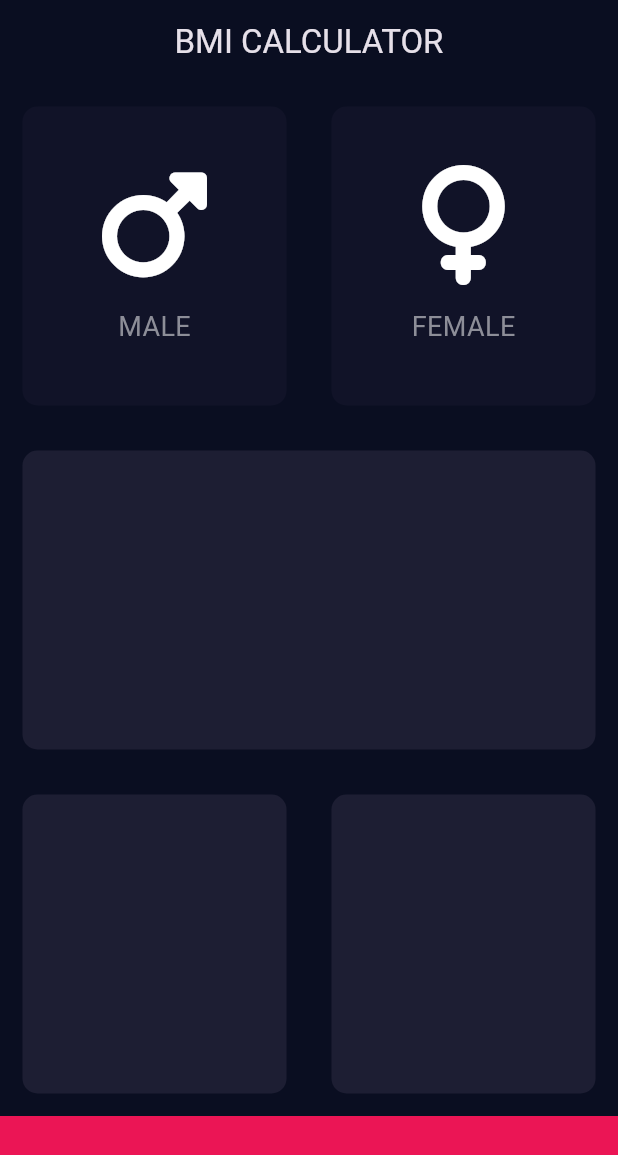
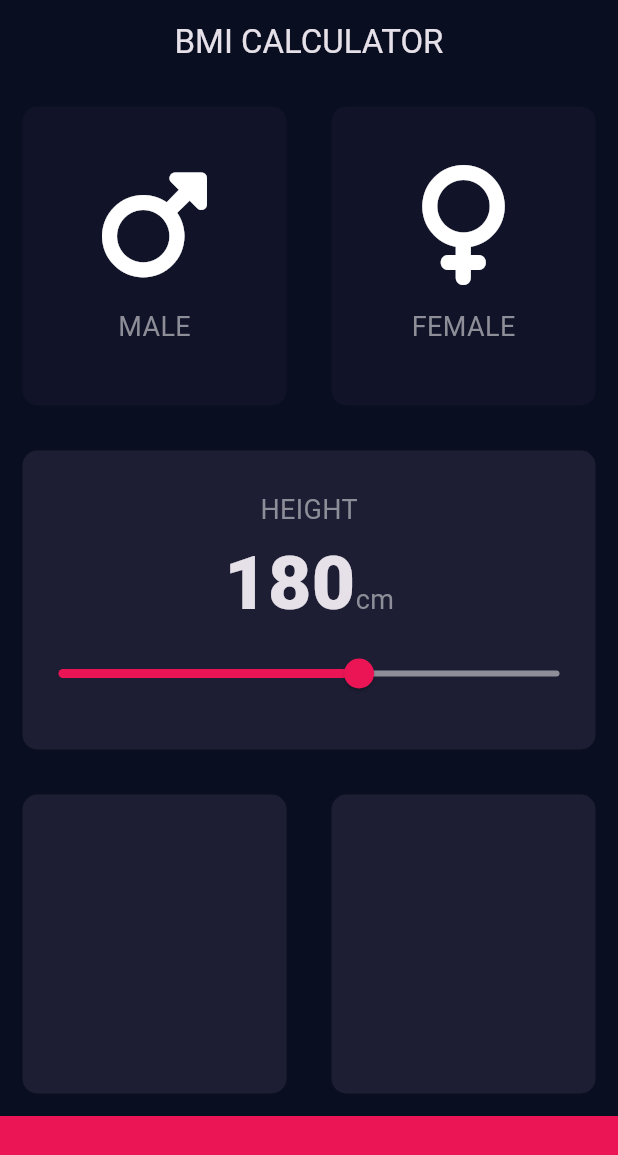
Before and after one commit to BenCodeurr/bmi_calculator_flutter, a Flutter app: the screen it shows after launch, on a phone screen of 412 x 824 dp. Shown: the top 1155 px of the screen. Run offline on Flutter 3.47's test engine with Material 3 defaults, Android fonts, the phone set to English and light mode, and no system bars; our stand-ins replace font_awesome_flutter.

```diff
--- a/lib/components/card_content.dart
+++ b/lib/components/card_content.dart
@@ -1,4 +1,5 @@
 import 'package:flutter/material.dart';
+import 'constants.dart';
 
 class CardContent extends StatelessWidget {
   const CardContent(
@@ -19,13 +20,7 @@ class CardContent extends StatelessWidget {
         const SizedBox(
           height: 15.0,
         ),
-        Text(
-          cardTitle,
-          style: const TextStyle(
-            fontSize: 18.0,
-            color: Color(0xFF8D8E98),
-          ),
-        )
+        Text(cardTitle, style: kTitleTextStyle),
       ],
     );
   }
--- /dev/null
+++ b/lib/components/constants.dart
@@ -0,0 +1,13 @@
+import 'package:flutter/material.dart';
+
+const kActiveCardColor = Color(0xFF1D1E33);
+const kInactiveCardColor = Color(0xFF111328);
+const kBottomContainerHeight = 80.0;
+const kBottomContainerColor = Color(0xFFEB1555);
+
+const kTitleTextStyle = TextStyle(
+  fontSize: 18.0,
+  color: Color(0xFF8D8E98),
+);
+
+const kNumberStyle = TextStyle(fontSize: 50, fontWeight: FontWeight.w900);
--- a/lib/components/reusable_card.dart
+++ b/lib/components/reusable_card.dart
@@ -1,18 +1,22 @@
 import 'package:flutter/material.dart';
 
 class ReusableCard extends StatelessWidget {
-  const ReusableCard({super.key, required this.colour, this.cardChild});
+  const ReusableCard({super.key, required this.colour, this.cardChild, this.onPress});
 
   final Color colour;
   final Widget? cardChild;
+  final VoidCallback? onPress;
 
   @override
   Widget build(BuildContext context) {
-    return Container(
-      margin: const EdgeInsets.all(15.0),
-      decoration: BoxDecoration(
-          borderRadius: BorderRadius.circular(10.0), color: colour),
-      child: cardChild,
+    return GestureDetector(
+      onTap: onPress,
+      child: Container(
+        margin: const EdgeInsets.all(15.0),
+        decoration: BoxDecoration(
+            borderRadius: BorderRadius.circular(10.0), color: colour),
+        child: cardChild,
+      ),
     );
   }
 }
--- a/lib/input_page.dart
+++ b/lib/input_page.dart
@@ -2,11 +2,7 @@ import 'package:flutter/material.dart';
 import './components/reusable_card.dart';
 import './components/card_content.dart';
 import 'package:font_awesome_flutter/font_awesome_flutter.dart';
-
-const activeCardColor = Color(0xFF1D1E33);
-const inactiveCardColor = Color(0xFF111328);
-const bottomContainerHeight = 80.0;
-const bottomContainerColor = Color(0xFFEB1555);
+import './components/constants.dart';
 
 enum Gender { male, female }
 
@@ -19,6 +15,7 @@ class InputPage extends StatefulWidget {
 
 class _InputPageState extends State<InputPage> {
   Gender? selectedGender;
+  int height = 180;
 
   @override
   Widget build(BuildContext context) {
@@ -29,51 +26,84 @@ class _InputPageState extends State<InputPage> {
         ),
       ),
       body: Column(
+        crossAxisAlignment: CrossAxisAlignment.stretch,
         children: [
           Expanded(
             child: Row(
               children: [
                 Expanded(
-                  child: GestureDetector(
-                    onTap: () {
+                  child: ReusableCard(
+                    onPress: () {
                       setState(() {
                         selectedGender = Gender.male;
                       });
                     },
-                    child: ReusableCard(
                     colour: selectedGender == Gender.male
-                          ? activeCardColor
-                          : inactiveCardColor,
+                        ? kActiveCardColor
+                        : kInactiveCardColor,
                     cardChild: const CardContent(
                       cardIcon: FontAwesomeIcons.mars,
                       cardTitle: 'MALE',
                     ),
                   ),
                 ),
-                ),
                 Expanded(
-                  child: GestureDetector(
-                    onTap: () {
+                  child: ReusableCard(
+                    onPress: () {
                       setState(() {
                         selectedGender = Gender.female;
                       });
                     },
-                    child: ReusableCard(
                     colour: selectedGender == Gender.female
-                          ? activeCardColor
-                          : inactiveCardColor,
+                        ? kActiveCardColor
+                        : kInactiveCardColor,
                     cardChild: const CardContent(
-                          cardTitle: 'FEMALE',
-                          cardIcon: FontAwesomeIcons.venus),
-                    ),
+                        cardTitle: 'FEMALE', cardIcon: FontAwesomeIcons.venus),
                   ),
                 ),
               ],
             ),
           ),
-          const Expanded(
+          Expanded(
             child: ReusableCard(
-              colour: activeCardColor,
+              cardChild: Column(
+                mainAxisAlignment: MainAxisAlignment.center,
+                children: [
+                  const Text(
+                    'HEIGHT',
+                    style: kTitleTextStyle,
+                  ),
+                  Row(
+                    mainAxisAlignment: MainAxisAlignment.center,
+                    crossAxisAlignment: CrossAxisAlignment.baseline,
+                    textBaseline: TextBaseline.alphabetic,
+                    children: [
+                      Text(
+                        height.toString(),
+                        style: kNumberStyle,
+                      ),
+                      const Text(
+                        'cm',
+                        style: kTitleTextStyle,
+                      )
+                    ],
+                  ),
+                  Slider(
+                    value: height.toDouble(),
+                    min: 120.0,
+                    max: 220.0,
+                    activeColor: const Color(0xFFEB1555),
+                    inactiveColor: const Color(0xFF8D8E98),
+                    onChanged: (double userHeight) {
+                      setState(() {
+                        height = userHeight.round();
+                        // print(height);
+                      });
+                    },
+                  ),
+                ],
+              ),
+              colour: kActiveCardColor,
             ),
           ),
           const Expanded(
@@ -81,21 +111,21 @@ class _InputPageState extends State<InputPage> {
               children: [
                 Expanded(
                   child: ReusableCard(
-                    colour: activeCardColor,
+                    colour: kActiveCardColor,
                   ),
                 ),
                 Expanded(
                   child: ReusableCard(
-                    colour: activeCardColor,
+                    colour: kActiveCardColor,
                   ),
                 ),
               ],
             ),
           ),
           Container(
-            color: bottomContainerColor,
+            color: kBottomContainerColor,
             width: double.infinity,
-            height: bottomContainerHeight,
+            height: kBottomContainerHeight,
           ),
         ],
       ),
```
Lines whose indentation alone changed are shown as unchanged.
